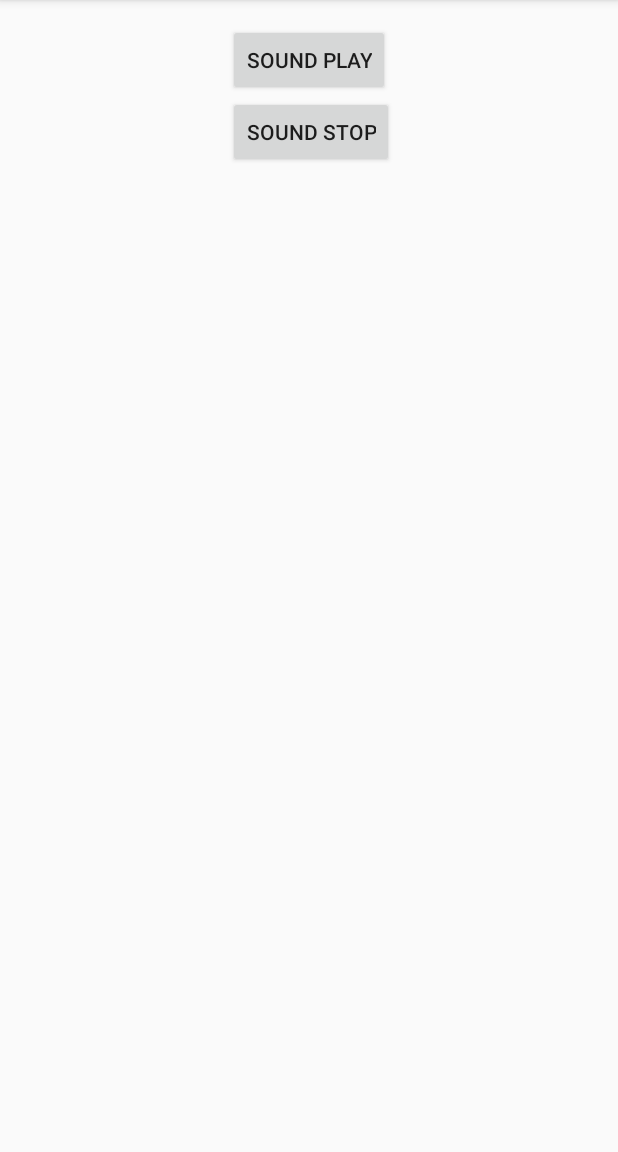
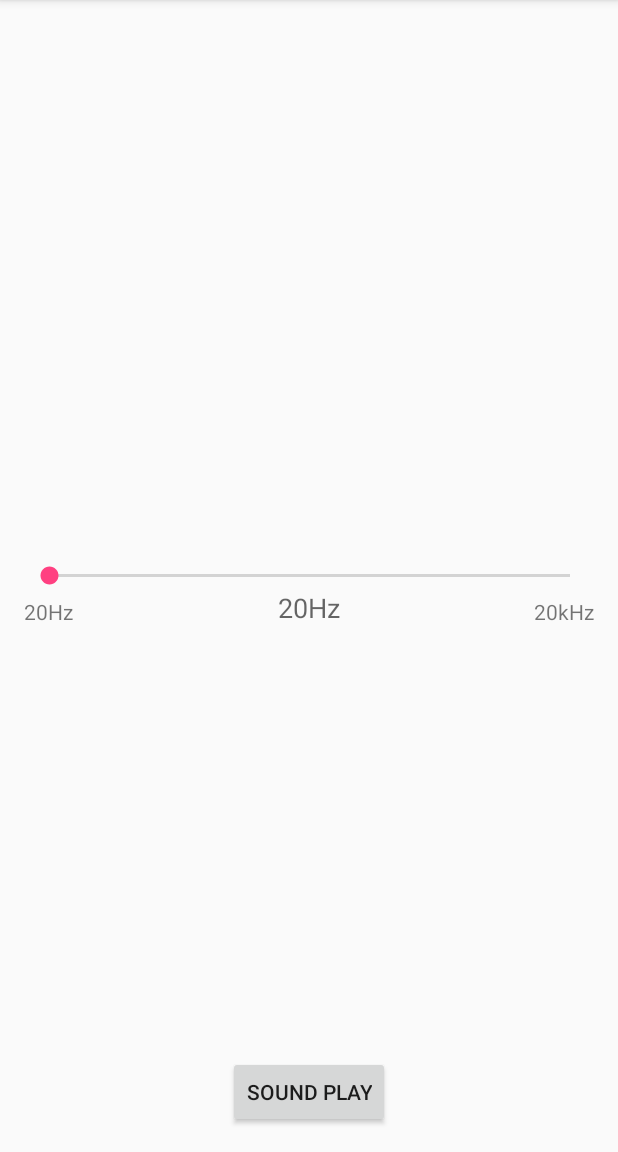
Before and after one commit to HyungJiny/soundBeacon, an Android app: the screen it shows after launch (MainActivity), on a phone screen of 412 x 824 dp, the part 84-1236 px from its top. Run offline under Robolectric (Android 15) with nearby library versions, the phone set to English and light mode, and no system bars.

Commit message:
add seek bar

```diff
--- a/HighFreq/app/src/main/java/com/dnlab/jiny/highfreq/MainActivity.java
+++ b/HighFreq/app/src/main/java/com/dnlab/jiny/highfreq/MainActivity.java
@@ -8,31 +8,59 @@ import android.support.v7.app.AppCompatActivity;
 import android.os.Bundle;
 import android.view.View;
 import android.widget.Button;
+import android.widget.SeekBar;
+import android.widget.TextView;
 
 public class MainActivity extends AppCompatActivity {
 
-    private final int duration = 10; // second
+    private final int duration = 3; // second
     private final int sampleRate = 8000;
     private final int numberOfSamples = duration * sampleRate;
     private final double sample[] = new double[numberOfSamples];
-    private final double frequencyOfTune = 180000; // hz
+    private double frequencyOfTune = 440; // hz
 
     private final byte generatedSound[] = new byte[2*numberOfSamples];
-
     Handler handler = new Handler();
 
     private boolean isplay = false;
+
+    Button soundPlayButton;
+    SeekBar frequencySeekBar;
+    TextView frequencyValue;
 
     @Override
     protected void onCreate(Bundle savedInstanceState) {
         super.onCreate(savedInstanceState);
         setContentView(R.layout.activity_main);
+
+        frequencySeekBar = (SeekBar) findViewById(R.id.frequency_seekBar);
+        frequencyValue = (TextView) findViewById(R.id.frequency_value_textView);
+        frequencySeekBar.setOnSeekBarChangeListener(new SeekBar.OnSeekBarChangeListener() {
+            @Override
+            public void onProgressChanged(SeekBar seekBar, int progress, boolean b) {
+                if(progress < 20){
+                    progress = 20;
+                    seekBar.setProgress(progress);
+                }
+                frequencyValue.setText("현재 주파수 : " + progress + "Hz");
+                frequencyOfTune = (double) progress*10;
             }
 
             @Override
-    protected void onResume(){
-        super.onResume();
+            public void onStartTrackingTouch(SeekBar seekBar) {
 
+            }
+
+            @Override
+            public void onStopTrackingTouch(SeekBar seekBar) {
+
+            }
+        });
+
+        soundPlayButton = (Button) findViewById(R.id.play_button);
+        soundPlayButton.setOnClickListener(new View.OnClickListener() {
+            @Override
+            public void onClick(View view) {
                 Thread thread = new Thread(new Runnable() {
                     @Override
                     public void run() {
@@ -45,13 +73,14 @@ public class MainActivity extends AppCompatActivity {
                         });
                     }
                 });
-
                 thread.start();
+            }
+        });
     }
 
     public boolean playSound(){
         AudioTrack audioTrack = new AudioTrack(AudioManager.STREAM_MUSIC,
-                sampleRate, AudioFormat.CHANNEL_CONFIGURATION_MONO,
+                8000, AudioFormat.CHANNEL_CONFIGURATION_MONO,
                 AudioFormat.ENCODING_PCM_16BIT, numberOfSamples,
                 AudioTrack.MODE_STATIC);
         audioTrack.write(generatedSound, 0, numberOfSamples);
@@ -61,14 +90,28 @@ public class MainActivity extends AppCompatActivity {
 
     public void genTone(){
         for(int i=0; i<numberOfSamples; i++){
-            sample[i] = Math.sin(2*Math.PI * i / (sampleRate/frequencyOfTune));
+            sample[i] = Math.sin((2*Math.PI - 0.001)*i / (sampleRate/frequencyOfTune));
         }
 
         int index = 0;
-        for(double dVal: sample){
-            short value = (short) (dVal*32767); // 32767=0x7fff
-            generatedSound[index++] = (byte) (value & 0x00ff);
-            generatedSound[index++] = (byte) ((value & 0xff00)>>8);
+        int ramp = numberOfSamples / 20;
+
+        for(int i = 0; i< ramp; i++){
+            final short val = (short) ((sample[i] * 32767) * i / ramp);
+            generatedSound[index++] = (byte) (val & 0x00ff);
+            generatedSound[index++] = (byte) ((val & 0xff00)>>>8);
+        }
+
+        for(int i = ramp; i< numberOfSamples - ramp; i++){
+            final short val = (short) ((sample[i] * 32767));
+            generatedSound[index++] = (byte) (val & 0x00ff);
+            generatedSound[index++] = (byte) ((val & 0xff00)>>>8);
+        }
+
+        for(int i = numberOfSamples - ramp; i< numberOfSamples; i++){
+            final short val = (short) ((sample[i] * 32767) * (numberOfSamples - i) / ramp);
+            generatedSound[index++] = (byte) (val & 0x00ff);
+            generatedSound[index++] = (byte) ((val & 0xff00)>>>8);
         }
     }
 }
--- a/HighFreq/app/src/main/res/layout/activity_main.xml
+++ b/HighFreq/app/src/main/res/layout/activity_main.xml
@@ -14,15 +14,43 @@
         android:layout_height="wrap_content"
         android:text="sound play"
         android:id="@+id/play_button"
-        android:layout_alignParentTop="true"
+        android:layout_alignParentBottom="true"
         android:layout_centerHorizontal="true" />
 
-    <Button
+    <SeekBar
+        android:layout_width="match_parent"
+        android:layout_height="wrap_content"
+        android:id="@+id/frequency_seekBar"
+        android:layout_centerVertical="true"
+        android:layout_centerHorizontal="true"
+        android:max="20000"
+        android:progress="20" />
+
+    <TextView
         android:layout_width="wrap_content"
         android:layout_height="wrap_content"
-        android:text="sound stop"
-        android:id="@+id/stop_button"
-        android:layout_below="@+id/play_button"
-        android:layout_alignStart="@+id/play_button"
-        android:singleLine="false" />
+        android:textAppearance="?android:attr/textAppearanceMedium"
+        android:text="20Hz"
+        android:id="@+id/frequency_value_textView"
+        android:layout_below="@+id/frequency_seekBar"
+        android:layout_centerHorizontal="true" />
+
+    <TextView
+        android:layout_width="wrap_content"
+        android:layout_height="wrap_content"
+        android:textAppearance="?android:attr/textAppearanceSmall"
+        android:text="20kHz"
+        android:id="@+id/max_freq_textView"
+        android:layout_alignBottom="@+id/frequency_value_textView"
+        android:layout_alignParentEnd="true" />
+
+    <TextView
+        android:layout_width="wrap_content"
+        android:layout_height="wrap_content"
+        android:textAppearance="?android:attr/textAppearanceSmall"
+        android:text="20Hz"
+        android:id="@+id/min_freq_textView"
+        android:layout_alignBottom="@+id/frequency_value_textView"
+        android:layout_alignParentStart="true" />
+
 </RelativeLayout>
```
Lines whose indentation alone changed are shown as unchanged.
